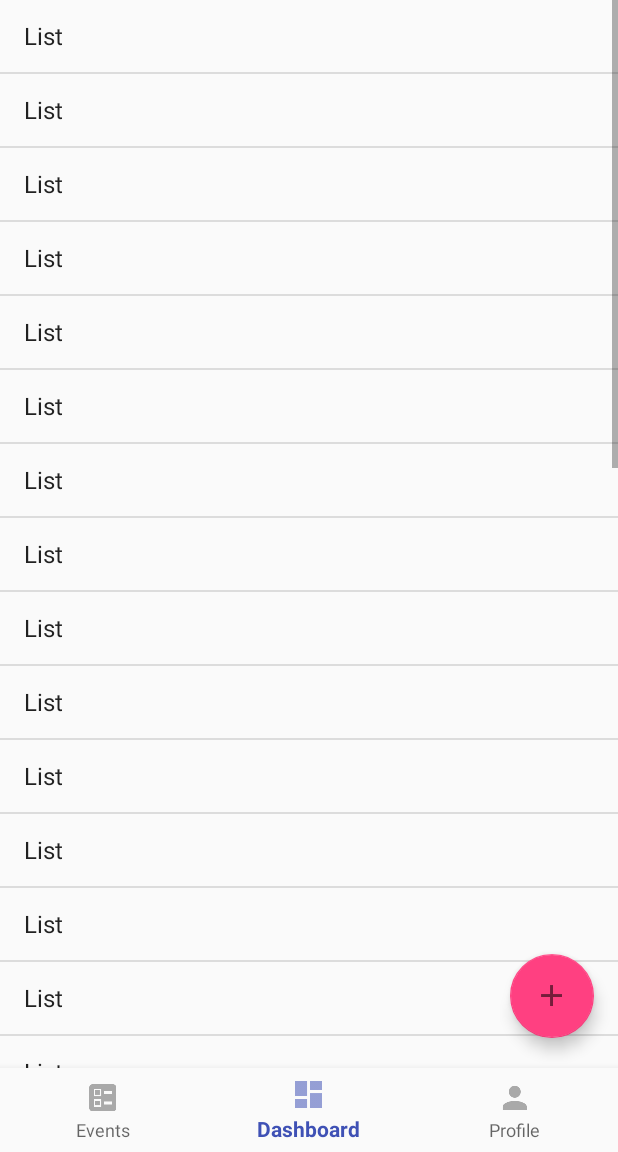
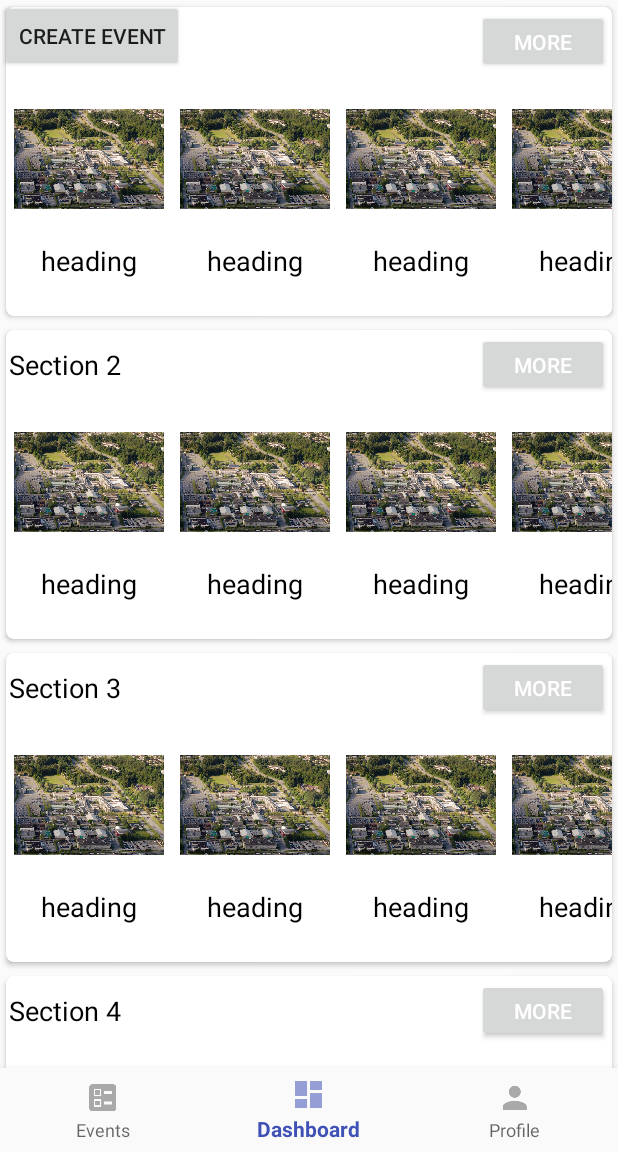
Before and after one commit to Karanveer-1/Fit-Meet, an Android app: the fragment EventListFragment placed in its activity, on a phone screen of 412 x 824 dp, the part 84-1236 px from its top. Run offline under Robolectric (Android 15) with nearby library versions, the phone set to English and light mode, and no system bars; our stand-ins replace Firebase (no records; nobody signed in at launch, a user with empty details on screens opened directly).

Commit message:
Added recycler views with sample data. Modified create event activity.

```diff
--- a/app/src/main/AndroidManifest.xml
+++ b/app/src/main/AndroidManifest.xml
@@ -34,7 +34,8 @@
             android:label="@string/title_activity_database_test"
             android:theme="@style/AppTheme" />
         <activity android:name=".TestActivity" />
-        <activity android:name=".Test2Activity"></activity>
+        <activity android:name=".Test2Activity" />
+        <activity android:name=".CreateEventActivity" />
     </application>
 
 </manifest>
--- a/app/src/main/java/ca/bcit/fitmeet/EventListFragment.java
+++ b/app/src/main/java/ca/bcit/fitmeet/EventListFragment.java
@@ -3,25 +3,37 @@ package ca.bcit.fitmeet;
 
 import android.content.Intent;
 import android.os.Bundle;
+import android.support.annotation.NonNull;
 import android.support.annotation.Nullable;
 import android.support.design.widget.FloatingActionButton;
 import android.support.v4.app.Fragment;
+import android.support.v7.widget.LinearLayoutManager;
+import android.support.v7.widget.RecyclerView;
 import android.view.LayoutInflater;
 import android.view.View;
 import android.view.ViewGroup;
 import android.view.animation.Animation;
 import android.view.animation.AnimationUtils;
+import android.widget.Button;
 import android.widget.Toast;
 
-public class EventListFragment extends Fragment implements View.OnClickListener  {
+import java.util.ArrayList;
+
+import ca.bcit.fitmeet.adapter.RecyclerViewDataAdapter;
+import ca.bcit.fitmeet.model.SectionEventModel;
+import ca.bcit.fitmeet.model.SingleEventModel;
+
+public class EventListFragment extends Fragment {
 
     private Boolean isFabOpen = false;
     private FloatingActionButton fab,fab1,fab2;
     private Animation fab_open,fab_close,rotate_forward,rotate_backward;
 
-    public EventListFragment() {
-        // Required empty public constructor
-    }
+    private RecyclerView recyclerView;
+    private Button create;
+
+
+    public EventListFragment() { }
 
     @Override
     public void onCreate(Bundle savedInstanceState) {
@@ -29,60 +41,66 @@ public class EventListFragment extends Fragment implements View.OnClickListener
     }
 
     @Override
-    public View onCreateView(LayoutInflater inflater, ViewGroup container, Bundle savedInstanceState) {
-        // Inflate the layout for this fragment
+    public View onCreateView(@NonNull LayoutInflater inflater, ViewGroup container, Bundle savedInstanceState) {
         return inflater.inflate(R.layout.fragment_event_list, container, false);
     }
 
     @Override
-    public void onViewCreated(View view, @Nullable Bundle savedInstanceState) {
-        fab = view.findViewById(R.id.fab);
-        fab1 = view.findViewById(R.id.fab1);
-        fab2 = view.findViewById(R.id.fab2);
-        fab_open = AnimationUtils.loadAnimation(getActivity().getApplicationContext(), R.anim.fab_open);
-        fab_close = AnimationUtils.loadAnimation(getActivity().getApplicationContext(),R.anim.fab_close);
-        rotate_forward = AnimationUtils.loadAnimation(getActivity().getApplicationContext(),R.anim.rotate_forward);
-        rotate_backward = AnimationUtils.loadAnimation(getActivity().getApplicationContext(),R.anim.rotate_backward);
-        fab.setOnClickListener(this);
-        fab1.setOnClickListener(this);
-        fab2.setOnClickListener(this);
+    public void onViewCreated(@NonNull View view, @Nullable Bundle savedInstanceState) {
+        allSampleData = new ArrayList<>();
+        create = view.findViewById(R.id.createEvent);
+        create.setOnClickListener(new View.OnClickListener() {
+            @Override
+            public void onClick(View view) {
+                startActivity(new Intent(getActivity(), CreateEventActivity.class));
+            }
+        });
+
+        createDummyData();
+
+        recyclerView = view.findViewById(R.id.my_recycler_view);
+        recyclerView.setHasFixedSize(true);
+        RecyclerViewDataAdapter adapter = new RecyclerViewDataAdapter(allSampleData, getActivity());
+
+        recyclerView.setLayoutManager(new LinearLayoutManager(getActivity(), LinearLayoutManager.VERTICAL, false));
+        recyclerView.setAdapter(adapter);
     }
 
-    @Override
-    public void onClick(View v) {
-        int id = v.getId();
-        switch (id){
-            case R.id.fab:
-                animateFAB();
-                Toast.makeText(getActivity().getApplicationContext(),
-                        "Create event activity",Toast.LENGTH_LONG).show();
-                break;
-            case R.id.fab1:
-                startActivity(new Intent(getActivity().getApplicationContext(),TestActivity.class));
-                break;
-            case R.id.fab2:
-                startActivity(new Intent(getActivity().getApplicationContext(),Test2Activity.class));
-                break;
+    private ArrayList<SectionEventModel> allSampleData;
+
+    private void createDummyData() {
+        for (int i = 1; i <= 20; i++) {
+            SectionEventModel dm = new SectionEventModel();
+            dm.setSectionHeading("Section " + i);
+            ArrayList<SingleEventModel> singleItemModels = new ArrayList<>();
+            for (int j = 1; j <= 10; j++) {
+                singleItemModels.add(new SingleEventModel("heading", "discreption","datatime"));
+            }
+            dm.setEvent(singleItemModels);
+            allSampleData.add(dm);
         }
-    }
 
-    public void animateFAB(){
-        if(isFabOpen){
-            fab.startAnimation(rotate_backward);
-            fab1.startAnimation(fab_close);
-            fab2.startAnimation(fab_close);
-            fab1.setClickable(false);
-            fab2.setClickable(false);
-            isFabOpen = false;
-        } else {
-            fab.startAnimation(rotate_forward);
-            fab1.startAnimation(fab_open);
-            fab2.startAnimation(fab_open);
-            fab1.setClickable(true);
-            fab2.setClickable(true);
-            isFabOpen = true;
-        }
     }
 
 
+
+
+
+
+
+
+
+
+
+
+
+
+
+
+
+
+
+
+
+
 }
--- /dev/null
+++ b/app/src/main/java/ca/bcit/fitmeet/adapter/RecyclerViewDataAdapter.java
@@ -0,0 +1,76 @@
+package ca.bcit.fitmeet.adapter;
+
+import android.content.Context;
+import android.support.v7.widget.LinearLayoutManager;
+import android.support.v7.widget.RecyclerView;
+import android.support.v7.widget.SnapHelper;
+import android.view.Gravity;
+import android.view.LayoutInflater;
+import android.view.View;
+import android.view.ViewGroup;
+import android.widget.Button;
+import android.widget.TextView;
+import android.widget.Toast;
+
+import java.util.ArrayList;
+import java.util.List;
+
+import ca.bcit.fitmeet.R;
+import ca.bcit.fitmeet.model.SectionEventModel;
+
+public class RecyclerViewDataAdapter extends RecyclerView.Adapter<RecyclerViewDataAdapter.ItemRowHolder>{
+
+    private ArrayList<SectionEventModel> dataList;
+    private Context mContext;
+    private RecyclerView.RecycledViewPool recycledViewPool;
+
+    public RecyclerViewDataAdapter(ArrayList<SectionEventModel> dataList, Context mContext) {
+        this.dataList = dataList;
+        this.mContext = mContext;
+        recycledViewPool = new RecyclerView.RecycledViewPool();
+    }
+
+    @Override
+    public ItemRowHolder onCreateViewHolder(ViewGroup parent, int viewType) {
+        View v = LayoutInflater.from(parent.getContext()).inflate(R.layout.list_item, null);
+        ItemRowHolder rowHolder = new ItemRowHolder(v);
+
+        return rowHolder;
+    }
+
+    @Override
+    public void onBindViewHolder(ItemRowHolder holder, int position) {
+        final String sectionName = dataList.get(position).getSectionHeading();
+        List singleSectionItems = dataList.get(position).getEvent();
+        holder.itemTitle.setText(sectionName);
+        SectionListDataAdapter adapter = new SectionListDataAdapter(singleSectionItems, mContext);
+        holder.recyclerView.setHasFixedSize(true);
+        holder.recyclerView.setLayoutManager(new LinearLayoutManager(mContext, LinearLayoutManager.HORIZONTAL, false));
+        holder.recyclerView.setAdapter(adapter);
+        holder.recyclerView.setRecycledViewPool(recycledViewPool);
+        holder.btnMore.setOnClickListener(new View.OnClickListener() {
+            @Override
+            public void onClick(View view) {
+                Toast.makeText(view.getContext(), "Button More Clicked!" + sectionName, Toast.LENGTH_SHORT).show();
+            }
+        });
+    }
+
+    @Override
+    public int getItemCount() {
+        return (null != dataList ? dataList.size() : 0);
+    }
+
+    public class ItemRowHolder extends RecyclerView.ViewHolder {
+        protected TextView itemTitle;
+        protected RecyclerView recyclerView;
+        protected Button btnMore;
+
+        public ItemRowHolder(View itemView) {
+            super(itemView);
+            this.itemTitle = itemView.findViewById(R.id.itemTitle);
+            this.recyclerView = itemView.findViewById(R.id.recycler_view_list);
+            this.btnMore = itemView.findViewById(R.id.btnMore);
+        }
+    }
+}
--- /dev/null
+++ b/app/src/main/java/ca/bcit/fitmeet/adapter/SectionListDataAdapter.java
@@ -0,0 +1,64 @@
+package ca.bcit.fitmeet.adapter;
+
+import android.content.Context;
+import android.support.v7.widget.RecyclerView;
+import android.view.LayoutInflater;
+import android.view.View;
+import android.view.ViewGroup;
+import android.widget.ImageView;
+import android.widget.TextView;
+import android.widget.Toast;
+
+import java.util.ArrayList;
+import java.util.List;
+
+import ca.bcit.fitmeet.R;
+import ca.bcit.fitmeet.model.SingleEventModel;
+
+public class SectionListDataAdapter extends RecyclerView.Adapter<SectionListDataAdapter.SingleItemRowHolder>{
+
+    private List<SingleEventModel> itemModels;
+    private Context mContext;
+
+    public SectionListDataAdapter(List<SingleEventModel> itemModels, Context mContext) {
+        this.itemModels = itemModels;
+        this.mContext = mContext;
+    }
+
+    @Override
+    public SingleItemRowHolder onCreateViewHolder(ViewGroup parent, int viewType) {
+        View v = LayoutInflater.from(parent.getContext()).inflate(R.layout.list_single_card, null);
+        SingleItemRowHolder singleItemRowHolder = new SingleItemRowHolder(v);
+        return singleItemRowHolder;
+    }
+
+    @Override
+    public void onBindViewHolder(SingleItemRowHolder holder, int position) {
+        SingleEventModel itemModel = itemModels.get(position);
+        holder.tvTitle.setText(itemModel.getHeading());
+    }
+
+    @Override
+    public int getItemCount() {
+        return (null != itemModels ? itemModels.size() : 0);
+    }
+
+    public class SingleItemRowHolder extends RecyclerView.ViewHolder {
+
+        protected TextView tvTitle;
+        protected ImageView itemImage;
+
+        public SingleItemRowHolder(View itemView) {
+            super(itemView);
+            this.tvTitle = itemView.findViewById(R.id.tvTitle);
+            this.itemImage = itemView.findViewById(R.id.itemImage);
+            itemView.setOnClickListener(new View.OnClickListener() {
+                @Override
+                public void onClick(View view) {
+                    Toast.makeText(view.getContext(), tvTitle.getText(), Toast.LENGTH_SHORT).show();
+                }
+            });
+        }
+    }
+
+}
--- /dev/null
+++ b/app/src/main/java/ca/bcit/fitmeet/model/SectionEventModel.java
@@ -0,0 +1,32 @@
+package ca.bcit.fitmeet.model;
+
+import java.util.List;
+
+public class SectionEventModel {
+    private String sectionHeading;
+    private List<SingleEventModel> event;
+
+    public SectionEventModel() { }
+
+    public SectionEventModel(String sectionHeading, List<SingleEventModel> event) {
+        this.sectionHeading = sectionHeading;
+        this.event = event;
+    }
+
+    public String getSectionHeading() {
+        return sectionHeading;
+    }
+
+    public void setSectionHeading(String sectionHeading) {
+        this.sectionHeading = sectionHeading;
+    }
+
+    public List<SingleEventModel> getEvent() {
+        return event;
+    }
+
+    public void setEvent(List<SingleEventModel> event) {
+        this.event = event;
+    }
+
+}
--- /dev/null
+++ b/app/src/main/java/ca/bcit/fitmeet/model/SingleEventModel.java
@@ -0,0 +1,38 @@
+package ca.bcit.fitmeet.model;
+
+public class SingleEventModel {
+    private String heading, description, dateTime, image;
+
+    public SingleEventModel() { }
+
+    public SingleEventModel(String heading, String description, String dateTime) {
+        this.heading = heading;
+        this.description = description;
+        this.dateTime = dateTime;
+    }
+
+    public void setHeading(String heading) {
+        this.heading = heading;
+    }
+
+    public void setDescription(String description) {
+        this.description = description;
+    }
+
+    public void setDateTime(String dateTime) {
+        this.dateTime = dateTime;
+    }
+
+    public String getHeading() {
+        return heading;
+    }
+
+    public String getDescription() {
+        return description;
+    }
+
+    public String getDateTime() {
+        return dateTime;
+    }
+
+}
--- a/app/src/main/res/layout/activity_test2.xml
+++ b/app/src/main/res/layout/activity_test2.xml
@@ -18,4 +18,5 @@
         app:layout_constraintEnd_toEndOf="parent"
         app:layout_constraintStart_toStartOf="parent"
         app:layout_constraintTop_toTopOf="parent" />
+
 </android.support.constraint.ConstraintLayout>
--- a/app/src/main/res/layout/fragment_event_list.xml
+++ b/app/src/main/res/layout/fragment_event_list.xml
@@ -7,49 +7,16 @@
     android:layout_height="match_parent"
     tools:context=".EventListFragment">
 
-    <ListView
-        android:entries="@array/test"
-        android:layout_width="match_parent"
+    <Button
+        android:id="@+id/createEvent"
+        android:text="Create Event"
+        android:layout_width="wrap_content"
         android:layout_height="wrap_content" />
 
-    <android.support.design.widget.FloatingActionButton
-        android:id="@+id/fab2"
-        android:layout_width="wrap_content"
-        android:layout_height="wrap_content"
-        android:layout_marginBottom="160dp"
-        android:layout_gravity="bottom|end"
-        android:layout_marginRight="@dimen/fab_margin"
-        android:visibility="invisible"
-        app:backgroundTint="@color/colorPrimary"
-        app:elevation="6dp"
-        app:pressedTranslationZ="12dp"
-        android:src="@drawable/ic_action_add" />
-
-    <android.support.design.widget.FloatingActionButton
-        android:id="@+id/fab1"
-        android:layout_width="wrap_content"
-        android:layout_height="wrap_content"
-        android:layout_marginBottom="90dp"
-        android:layout_gravity="bottom|end"
-        android:layout_marginRight="@dimen/fab_margin"
-        android:visibility="invisible"
-        app:elevation="6dp"
-        app:backgroundTint="@color/colorPrimaryDark"
-        app:pressedTranslationZ="12dp"
-        android:src="@drawable/ic_action_add" />
-
-    <android.support.design.widget.FloatingActionButton
-        android:id="@+id/fab"
-        android:layout_width="wrap_content"
-        android:layout_height="wrap_content"
-        android:layout_gravity="bottom|end"
-        app:elevation="6dp"
-        app:backgroundTint="@color/colorAccent"
-        app:pressedTranslationZ="12dp"
-        android:layout_marginTop="@dimen/fab_margin"
-        android:layout_marginStart="@dimen/fab_margin"
-        android:layout_marginEnd="@dimen/fab_margin"
-        android:layout_marginBottom="20dp"
-        android:src="@drawable/ic_action_add" />
+    <android.support.v7.widget.RecyclerView
+        android:id="@+id/my_recycler_view"
+        android:layout_width="match_parent"
+        android:layout_height="match_parent"
+        android:scrollbars="none"/>
 
 </android.support.design.widget.CoordinatorLayout>
--- /dev/null
+++ b/app/src/main/res/layout/list_item.xml
@@ -0,0 +1,56 @@
+<?xml version="1.0" encoding="utf-8"?>
+<android.support.v7.widget.CardView xmlns:android="http://schemas.android.com/apk/res/android"
+    xmlns:app="http://schemas.android.com/apk/res-auto"
+    android:layout_width="match_parent"
+    android:layout_height="wrap_content"
+    android:background="?android:selectableItemBackground"
+    android:orientation="vertical"
+    android:padding="5dp"
+    app:cardCornerRadius="5dp"
+    app:cardUseCompatPadding="true">
+
+    <LinearLayout
+        android:layout_width="match_parent"
+        android:layout_height="wrap_content"
+        android:background="?android:selectableItemBackground"
+        android:orientation="vertical">
+
+        <RelativeLayout
+            android:layout_width="match_parent"
+            android:layout_height="wrap_content"
+            android:padding="2dp">
+
+            <TextView
+                android:id="@+id/itemTitle"
+                android:layout_width="wrap_content"
+                android:layout_height="wrap_content"
+                android:layout_alignParentLeft="true"
+                android:layout_alignParentStart="true"
+                android:layout_centerVertical="true"
+                android:layout_toLeftOf="@+id/btnMore"
+                android:text="Sample Title"
+                android:textColor="@android:color/black"
+                android:textSize="18sp" />
+
+            <Button
+                android:id="@+id/btnMore"
+                android:layout_width="wrap_content"
+                android:layout_height="42dp"
+                android:layout_alignParentEnd="true"
+                android:layout_alignParentRight="true"
+                android:layout_centerVertical="true"
+                android:text="More"
+                android:textColor="#FFF" />
+
+        </RelativeLayout>
+
+        <android.support.v7.widget.RecyclerView
+            android:id="@+id/recycler_view_list"
+            android:layout_width="match_parent"
+            android:layout_height="160dp"
+            android:layout_gravity="center_vertical"
+            android:orientation="vertical" />
+
+    </LinearLayout>
+
+</android.support.v7.widget.CardView>
--- /dev/null
+++ b/app/src/main/res/layout/list_single_card.xml
@@ -0,0 +1,36 @@
+<?xml version="1.0" encoding="utf-8"?>
+<LinearLayout xmlns:android="http://schemas.android.com/apk/res/android"
+    xmlns:app="http://schemas.android.com/apk/res-auto"
+    android:layout_width="match_parent"
+    android:layout_height="wrap_content"
+    android:padding="5dp"
+    android:orientation="horizontal">
+
+    <LinearLayout
+        android:layout_width="match_parent"
+        android:layout_height="wrap_content"
+        android:padding="0dp"
+        android:background="?android:selectableItemBackground"
+        android:orientation="vertical">
+
+        <ImageView
+            android:id="@+id/itemImage"
+            android:layout_width="100dp"
+            android:layout_height="100dp"
+            android:layout_gravity="center_horizontal"
+            android:scaleType="fitCenter"
+            android:src="@drawable/album2"/>
+
+        <TextView
+            android:id="@+id/tvTitle"
+            android:layout_width="match_parent"
+            android:layout_height="wrap_content"
+            android:gravity="center"
+            android:padding="5dp"
+            android:text="Sample Title"
+            android:textColor="@android:color/black"
+            android:textSize="18sp"/>
+
+    </LinearLayout>
+
+</LinearLayout>
```
Also changed, not shown: app/src/main/java/ca/bcit/fitmeet/CreateEventActivity.java (added, +86 -0 lines), app/src/main/java/ca/bcit/fitmeet/Test2Activity.java (+12 -10 lines), app/src/main/res/layout/activity_create_event.xml (added, +82 -0 lines), app/src/main/res/drawable/album2.jpg (added).
